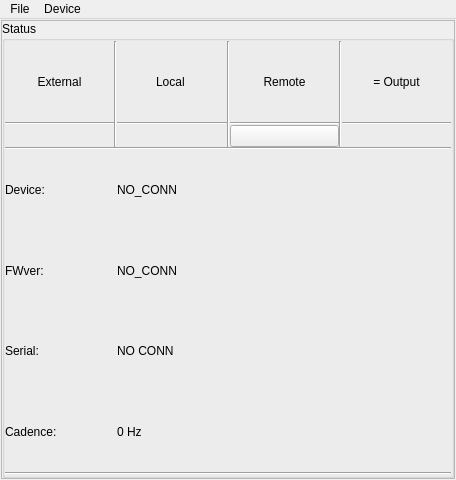
Before: the Qt Designer form src/ui/MainWindowUi.ui in wonkoderverstaendige/PyFL593B, drawn with Qt 5.
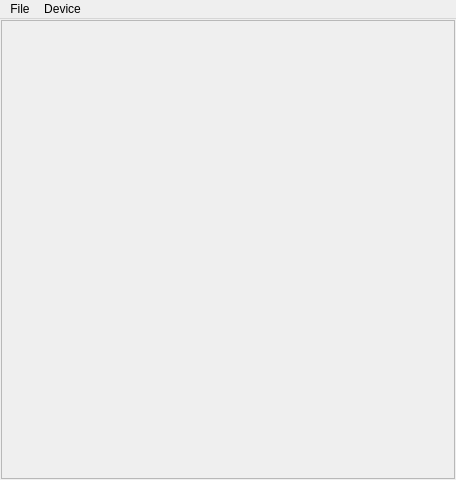
After: the same form once the commit is applied. Icons and pictures are not drawn.

Commit message: Refactor status widget

The edit to the form file:
```diff
--- a/src/ui/MainWindowUi.ui
+++ b/src/ui/MainWindowUi.ui
@@ -44,287 +44,7 @@
         <number>0</number>
        </property>
        <item>
-        <widget class="QGroupBox" name="groupBox_3">
-         <property name="title">
-          <string>Status</string>
-         </property>
-         <layout class="QHBoxLayout" name="horizontalLayout_3">
-          <property name="spacing">
-           <number>0</number>
-          </property>
-          <property name="margin">
-           <number>0</number>
-          </property>
-          <item>
-           <layout class="QGridLayout" name="gridLayout_3">
-            <property name="horizontalSpacing">
-             <number>0</number>
-            </property>
-            <item row="5" column="2">
-             <widget class="QLabel" name="lbl_dev_name">
-              <property name="text">
-               <string>NO_CONN</string>
-              </property>
-             </widget>
-            </item>
-            <item row="5" column="0">
-             <widget class="QLabel" name="lbl_model_lbl">
-              <property name="text">
-               <string>Device:</string>
-              </property>
-             </widget>
-            </item>
-            <item row="1" column="6">
-             <widget class="QLabel" name="label_4">
-              <property name="text">
-               <string>= Output</string>
-              </property>
-              <property name="alignment">
-               <set>Qt::AlignCenter</set>
-              </property>
-             </widget>
-            </item>
-            <item row="1" column="2">
-             <widget class="QLabel" name="lbl_local">
-              <property name="text">
-               <string>Local </string>
-              </property>
-              <property name="alignment">
-               <set>Qt::AlignCenter</set>
-              </property>
-             </widget>
-            </item>
-            <item row="6" column="2">
-             <widget class="QLabel" name="lbl_fw_ver">
-              <property name="text">
-               <string>NO_CONN</string>
-              </property>
-             </widget>
-            </item>
-            <item row="7" column="0">
-             <widget class="QLabel" name="lbl_serial_lbl">
-              <property name="text">
-               <string>Serial:</string>
-              </property>
-             </widget>
-            </item>
-            <item row="1" column="1" rowspan="3">
-             <widget class="Line" name="line_3">
-              <property name="orientation">
-               <enum>Qt::Vertical</enum>
-              </property>
-             </widget>
-            </item>
-            <item row="1" column="5" rowspan="3">
-             <widget class="Line" name="line_5">
-              <property name="orientation">
-               <enum>Qt::Vertical</enum>
-              </property>
-             </widget>
-            </item>
-            <item row="1" column="0">
-             <widget class="QLabel" name="lbl_external">
-              <property name="text">
-               <string>External</string>
-              </property>
-              <property name="alignment">
-               <set>Qt::AlignCenter</set>
-              </property>
-             </widget>
-            </item>
-            <item row="1" column="4">
-             <widget class="QLabel" name="lbl_remote">
-              <property name="text">
-               <string>Remote</string>
-              </property>
-              <property name="alignment">
-               <set>Qt::AlignCenter</set>
-              </property>
-             </widget>
-            </item>
-            <item row="3" column="6">
-             <widget class="QLabel" name="lbl_output_icon">
-              <property name="text">
-               <string/>
-              </property>
-              <property name="pixmap">
-               <pixmap resource="icons.qrc">:/icons/enabled_false.png</pixmap>
-              </property>
-              <property name="alignment">
-               <set>Qt::AlignCenter</set>
-              </property>
-             </widget>
-            </item>
-            <item row="6" column="0">
-             <widget class="QLabel" name="lbl_fwver_lbl">
-              <property name="text">
-               <string>FWver:  </string>
-              </property>
-             </widget>
-            </item>
-            <item row="2" column="4">
-             <widget class="Line" name="line_7">
-              <property name="orientation">
-               <enum>Qt::Horizontal</enum>
-              </property>
-             </widget>
-            </item>
-            <item row="2" column="0">
-             <widget class="Line" name="line_2">
-              <property name="orientation">
-               <enum>Qt::Horizontal</enum>
-              </property>
-             </widget>
-            </item>
-            <item row="2" column="6">
-             <widget class="Line" name="line_8">
-              <property name="orientation">
-               <enum>Qt::Horizontal</enum>
-              </property>
-             </widget>
-            </item>
-            <item row="1" column="3" rowspan="3">
-             <widget class="Line" name="line_4">
-              <property name="orientation">
-               <enum>Qt::Vertical</enum>
-              </property>
-             </widget>
-            </item>
-            <item row="2" column="2">
-             <widget class="Line" name="line_6">
-              <property name="orientation">
-               <enum>Qt::Horizontal</enum>
-              </property>
-             </widget>
-            </item>
-            <item row="3" column="4">
-             <layout class="QHBoxLayout" name="horizontalLayout">
-              <property name="spacing">
-               <number>0</number>
-              </property>
-              <item>
-               <widget class="QPushButton" name="push_REN">
-                <property name="sizePolicy">
-                 <sizepolicy hsizetype="Minimum" vsizetype="Fixed">
-                  <horstretch>0</horstretch>
-                  <verstretch>0</verstretch>
-                 </sizepolicy>
-                </property>
-                <property name="icon">
-                 <iconset resource="icons.qrc">
-                  <normaloff>:/icons/enabled_false.png</normaloff>
-                  <normalon>:/icons/enabled_true.png</normalon>:/icons/enabled_false.png</iconset>
-                </property>
-                <property name="checkable">
-                 <bool>true</bool>
-                </property>
-               </widget>
-              </item>
-             </layout>
-            </item>
-            <item row="10" column="0" colspan="7">
-             <widget class="Line" name="line">
-              <property name="orientation">
-               <enum>Qt::Horizontal</enum>
-              </property>
-             </widget>
-            </item>
-            <item row="3" column="0">
-             <widget class="QLabel" name="lbl_external_icon">
-              <property name="text">
-               <string/>
-              </property>
-              <property name="pixmap">
-               <pixmap resource="icons.qrc">:/icons/enabled_false.png</pixmap>
-              </property>
-              <property name="alignment">
-               <set>Qt::AlignCenter</set>
-              </property>
-             </widget>
-            </item>
-            <item row="7" column="2">
-             <widget class="QLabel" name="lbl_serial_num">
-              <property name="text">
-               <string>NO CONN</string>
-              </property>
-             </widget>
-            </item>
-            <item row="3" column="2">
-             <widget class="QLabel" name="lbl_local_icon">
-              <property name="text">
-               <string/>
-              </property>
-              <property name="pixmap">
-               <pixmap resource="icons.qrc">:/icons/enabled_false.png</pixmap>
-              </property>
-              <property name="alignment">
-               <set>Qt::AlignCenter</set>
-              </property>
-             </widget>
-            </item>
-            <item row="4" column="0" colspan="7">
-             <widget class="Line" name="line_9">
-              <property name="orientation">
-               <enum>Qt::Horizontal</enum>
-              </property>
-             </widget>
-            </item>
-            <item row="5" column="5" rowspan="4" colspan="2">
-             <layout class="QHBoxLayout" name="horizontalLayout_2">
-              <property name="margin">
-               <number>3</number>
-              </property>
-              <item>
-               <widget class="QLabel" name="lbl_laser_warning">
-                <property name="enabled">
-                 <bool>false</bool>
-                </property>
-                <property name="sizePolicy">
-                 <sizepolicy hsizetype="MinimumExpanding" vsizetype="Preferred">
-                  <horstretch>0</horstretch>
-                  <verstretch>0</verstretch>
-                 </sizepolicy>
-                </property>
-                <property name="maximumSize">
-                 <size>
-                  <width>64</width>
-                  <height>64</height>
-                 </size>
-                </property>
-                <property name="text">
-                 <string/>
-                </property>
-                <property name="pixmap">
-                 <pixmap resource="icons.qrc">:/icons/laser_warning.svg</pixmap>
-                </property>
-                <property name="scaledContents">
-                 <bool>true</bool>
-                </property>
-                <property name="alignment">
-                 <set>Qt::AlignCenter</set>
-                </property>
-               </widget>
-              </item>
-             </layout>
-            </item>
-            <item row="8" column="2">
-             <widget class="QLabel" name="lbl_fps">
-              <property name="text">
-               <string>0 Hz</string>
-              </property>
-             </widget>
-            </item>
-            <item row="8" column="0">
-             <widget class="QLabel" name="lbl_fps_lbl">
-              <property name="text">
-               <string>Cadence:</string>
-              </property>
-             </widget>
-            </item>
-           </layout>
-          </item>
-         </layout>
-        </widget>
+        <layout class="QVBoxLayout" name="frame_layout"/>
        </item>
       </layout>
      </widget>
```
Left out of the diff: 6 changed lines with no effect on the pictures. The commit also changes 8 other files.
